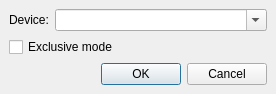
Above: qmmp/src/plugins/Output/wasapi/settingsdialog.ui from Greedysky/TTKMusicPlayer before the change. Below: the same form after it.
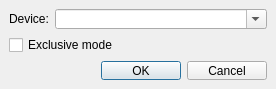
That is the form after the change.

```diff
--- a/qmmp/src/plugins/Output/wasapi/settingsdialog.ui
+++ b/qmmp/src/plugins/Output/wasapi/settingsdialog.ui
@@ -10,6 +10,18 @@
     <height>89</height>
    </rect>
   </property>
+  <property name="minimumSize">
+   <size>
+    <width>0</width>
+    <height>89</height>
+   </size>
+  </property>
+  <property name="maximumSize">
+   <size>
+    <width>16777215</width>
+    <height>89</height>
+   </size>
+  </property>
   <property name="windowTitle">
    <string>WASAPI Plugin Settings</string>
   </property>
```
